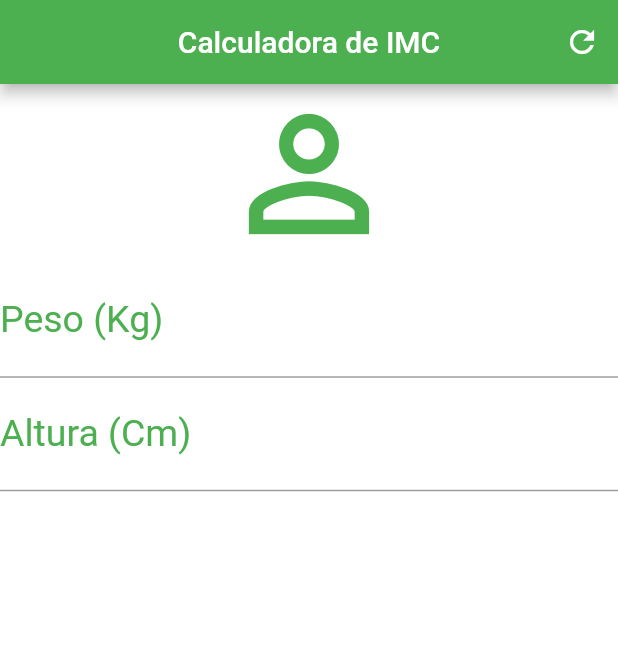
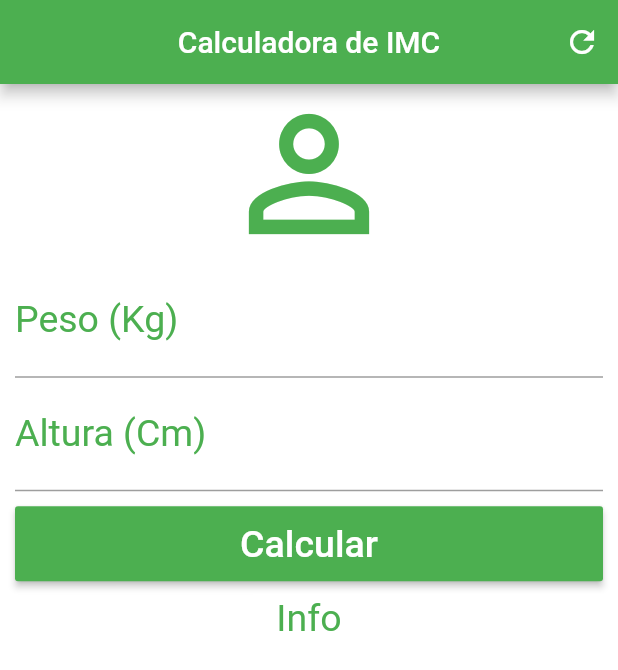
Before and after one commit to sudorafa/flutter_study-calculadora_imc, a Flutter app: the screen it shows after launch, on a phone screen of 412 x 824 dp. Shown: the top 670 px of the screen. Run offline on Flutter 3.47's test engine with Material 2 defaults, Android fonts, the phone set to English and light mode, and no system bars.

Commit message:
ScrolView and RaisedButton

```diff
--- a/lib/main.dart
+++ b/lib/main.dart
@@ -22,7 +22,9 @@ class _HomeState extends State<Home> {
           actions: [IconButton(icon: Icon(Icons.refresh), onPressed: () {})],
         ),
         backgroundColor: Colors.white,
-      body: Column(
+        body: SingleChildScrollView(
+          padding: EdgeInsets.fromLTRB(10.0, 0.0, 10.0, 0.0),
+          child: Column(
             crossAxisAlignment: CrossAxisAlignment.stretch,
             children: [
               Icon(Icons.person_outline, size: 120.0, color: Colors.green),
@@ -41,9 +43,27 @@ class _HomeState extends State<Home> {
                     labelStyle: TextStyle(color: Colors.green)),
                 textAlign: TextAlign.center,
                 style: TextStyle(color: Colors.green, fontSize: 25.0),
+              ),
+              Padding(
+                padding: EdgeInsets.only(top: 10.0, bottom: 10.0),
+                child: Container(
+                    height: 50.0,
+                    child: RaisedButton(
+                      onPressed: () {},
+                      child: Text(
+                        "Calcular",
+                        style: TextStyle(color: Colors.white, fontSize: 25.0),
+                      ),
+                      color: Colors.green,
+                    )),
+              ),
+              Text(
+                "Info",
+                textAlign: TextAlign.center,
+                style: TextStyle(color: Colors.green, fontSize: 25.0),
               )
             ],
           ),
-    );
+        ));
   }
 }
```
Lines whose indentation alone changed are shown as unchanged.
